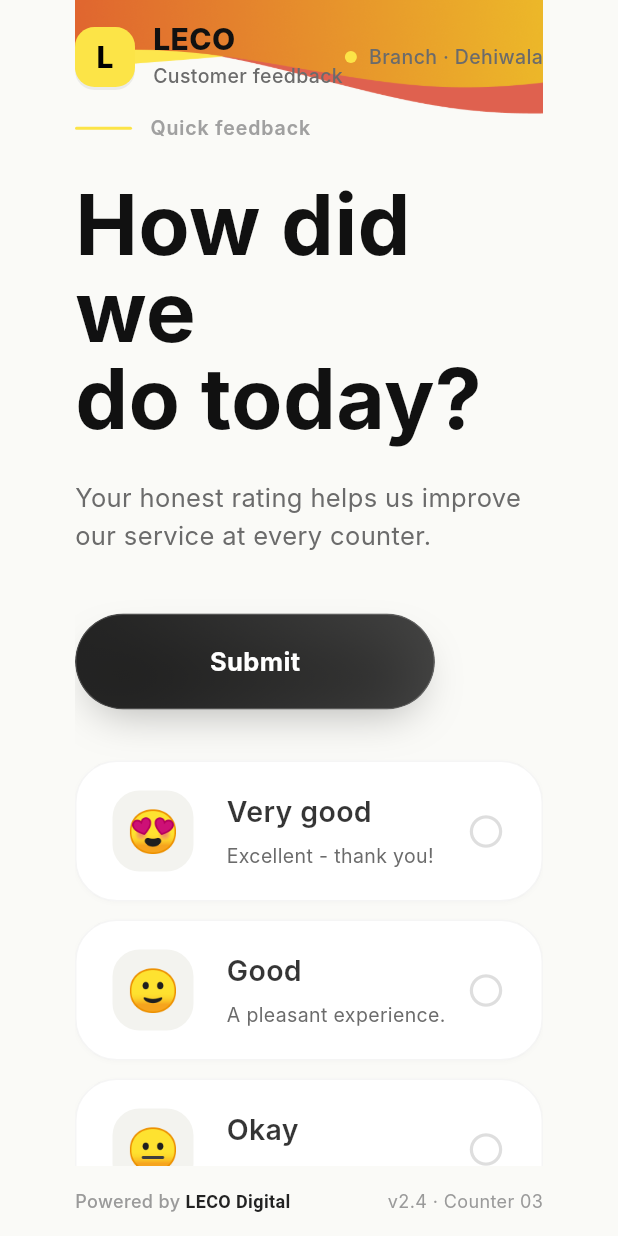
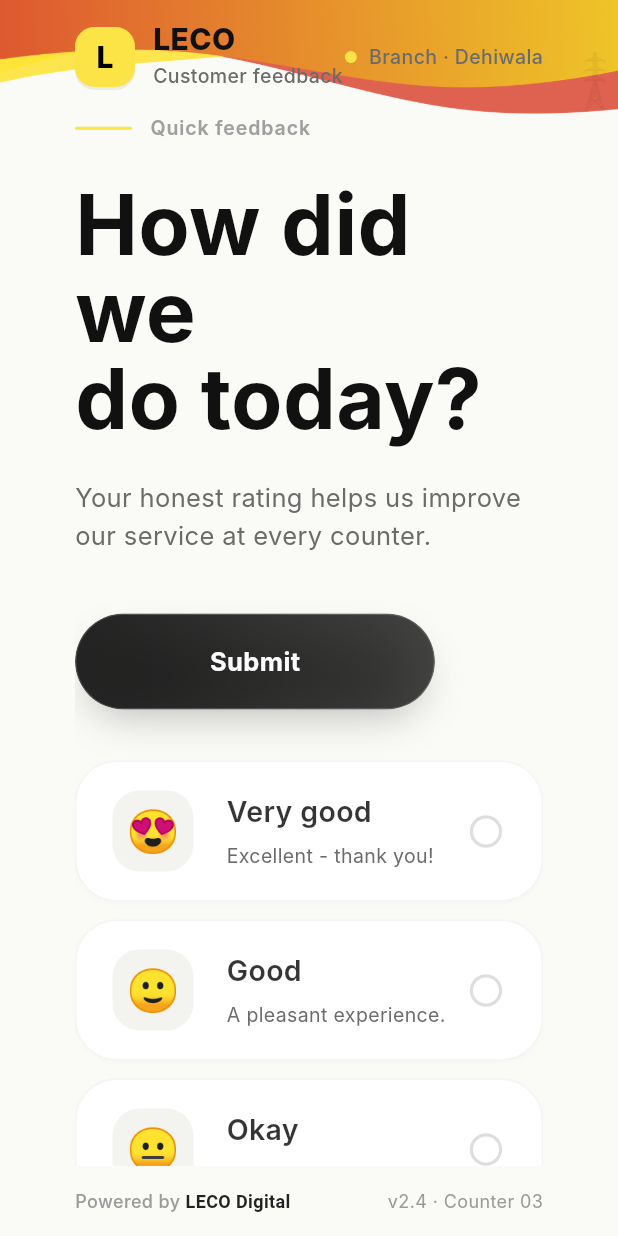
Before and after one commit to pamusanzika/Leco-feedback, a Flutter app: the screen it shows after launch, on a phone screen of 412 x 824 dp. Run offline on Flutter 3.47's test engine with Material 3 defaults, Android fonts, the phone set to English and light mode, and no system bars; Roboto replaces fonts that are missing (Inter).

Commit message:
Updated header
Co-authored-by: Copilot <copilot@github.com>

```diff
--- a/lib/components/app_header.dart
+++ b/lib/components/app_header.dart
@@ -16,10 +16,10 @@ class AppHeader extends StatelessWidget {
 
   @override
   Widget build(BuildContext context) {
-    return Padding(
+    return Container(
+      width: double.infinity,
+      height: 76,
       padding: const EdgeInsets.symmetric(horizontal: 50),
-      child: Container(
-        height: 76,
       decoration: const BoxDecoration(
         image: DecorationImage(
           image: AssetImage('asstes/images/header-new.png'),
@@ -88,7 +88,6 @@ class AppHeader extends StatelessWidget {
           ),
         ],
       ),
-      ),
     );
   }
 }
```
Lines whose indentation alone changed are shown as unchanged.
